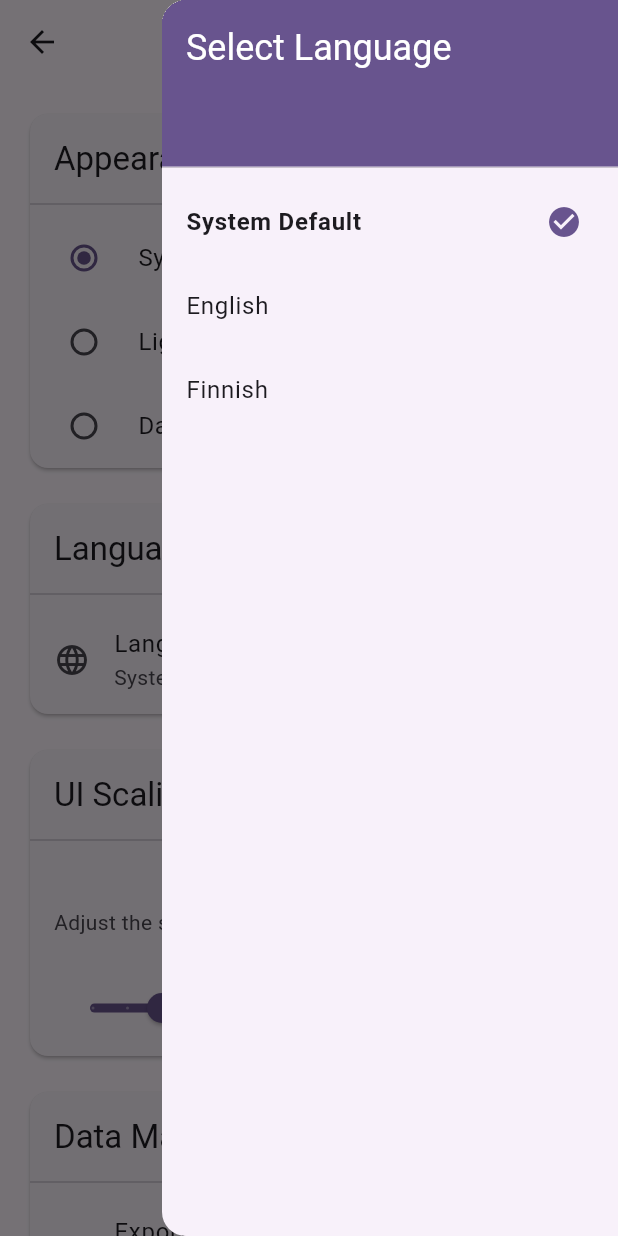
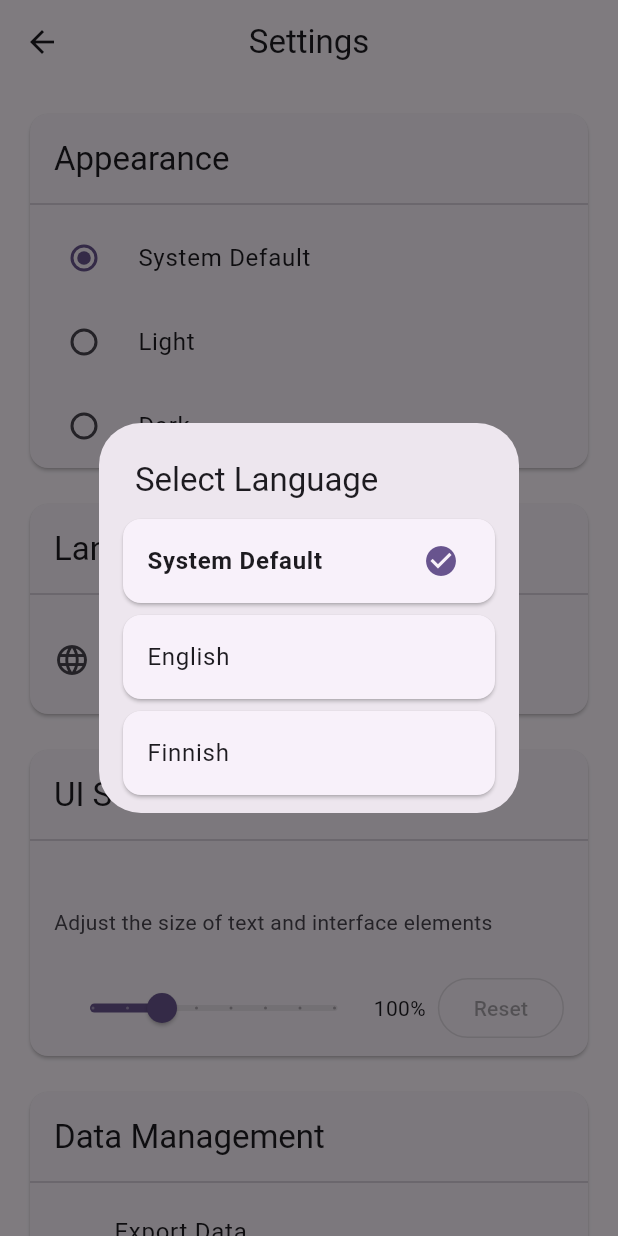
Before and after one commit to FlamingWater35/Quizlone, a Flutter app: the SettingsScreen screen opened by its route, after a tap on "Language", on a phone screen of 412 x 824 dp. Run offline on Flutter 3.47's test engine with Material 3 defaults, Android fonts, the phone set to English and light mode, and no system bars; our stand-ins replace auto_route, file_picker, flutter_riverpod, hive_ce, hive_ce_flutter, package_info_plus and 3 more; missing offline and left inert: flutter_file_dialog, slang, universal_html, window_manager; accounts and stored records are empty; generated files the repository leaves out were written again.

Commit message:
Add animations to some screens and revert to language dialog

```diff
--- a/lib/routing/app_router.dart
+++ b/lib/routing/app_router.dart
@@ -1,4 +1,5 @@
 import 'package:auto_route/auto_route.dart';
+import 'package:flutter/material.dart';
 
 import '../screens/main/controls_screen.dart';
 import '../screens/main/mode_selection_screen.dart';
@@ -23,7 +24,27 @@ class AppRouter extends RootStackRouter {
     AutoRoute(page: LearnRoute.page),
     AutoRoute(page: TestModeRoute.page),
     AutoRoute(page: ResultsRoute.page),
-    AutoRoute(page: SettingsRoute.page),
-    AutoRoute(page: ControlsRoute.page),
+    CustomRoute(
+      page: SettingsRoute.page,
+      transitionsBuilder: buildSidebarTransition,
+    ),
+    CustomRoute(
+      page: ControlsRoute.page,
+      transitionsBuilder: buildSidebarTransition,
+    ),
   ];
 }
+
+Widget buildSidebarTransition(
+  BuildContext context,
+  Animation<double> animation,
+  Animation<double> secondaryAnimation,
+  Widget child,
+) {
+  return CupertinoPageTransition(
+    primaryRouteAnimation: animation,
+    secondaryRouteAnimation: secondaryAnimation,
+    linearTransition: false,
+    child: child,
+  );
+}
--- a/lib/screens/main/settings_screen.dart
+++ b/lib/screens/main/settings_screen.dart
@@ -33,35 +33,49 @@ class SettingsScreen extends ConsumerWidget {
     }
   }
 
-  Widget _buildLanguageDrawer(BuildContext context, WidgetRef ref) {
+  void _showLanguageMenu(BuildContext context, WidgetRef ref) {
     final languageNotifier = ref.read(appLanguageNotifierProvider.notifier);
     final currentLanguage = ref.read(appLanguageNotifierProvider);
     final t = Translations.of(context);
     final theme = Theme.of(context);
 
-    return Drawer(
-      child: ListView(
-        padding: EdgeInsets.zero,
-        children: [
-          SizedBox(
-            height: 120,
-            child: DrawerHeader(
-              decoration: BoxDecoration(color: theme.colorScheme.primary),
-              child: Text(
-                t.settingsScreen.languageDialogTitle,
-                style: theme.textTheme.headlineSmall?.copyWith(
-                  color: theme.colorScheme.onPrimary,
+    showGeneralDialog(
+      context: context,
+      barrierDismissible: true,
+      barrierLabel: MaterialLocalizations.of(context).modalBarrierDismissLabel,
+      transitionDuration: const Duration(milliseconds: 250),
+      pageBuilder: (context, animation, secondaryAnimation) {
+        return Align(
+          alignment: Alignment.centerRight,
+          child: ConstrainedBox(
+            constraints: const BoxConstraints(maxWidth: 500),
+            child: SimpleDialog(
+              title: Text(t.settingsScreen.languageDialogTitle),
+              contentPadding: const EdgeInsets.all(8.0),
+              children:
+                  AppLanguage.values.map((lang) {
+                    final isSelected = lang == currentLanguage;
+                    return Padding(
+                      padding: const EdgeInsets.symmetric(
+                        vertical: 4.0,
+                        horizontal: 8.0,
                       ),
+                      child: Card(
+                        margin: EdgeInsets.zero,
+                        shape: RoundedRectangleBorder(
+                          borderRadius: BorderRadius.circular(12),
                         ),
+                        child: ListTile(
+                          shape: RoundedRectangleBorder(
+                            borderRadius: BorderRadius.circular(12),
                           ),
-          ),
-          ...AppLanguage.values.map((lang) {
-            final isSelected = lang == currentLanguage;
-            return ListTile(
                           title: Text(
                             _getCurrentLanguageName(lang, t),
                             style: TextStyle(
-                  fontWeight: isSelected ? FontWeight.bold : FontWeight.normal,
+                              fontWeight:
+                                  isSelected
+                                      ? FontWeight.bold
+                                      : FontWeight.normal,
                             ),
                           ),
                           trailing:
@@ -75,10 +89,23 @@ class SettingsScreen extends ConsumerWidget {
                             languageNotifier.setLanguage(lang);
                             Navigator.of(context).pop();
                           },
+                        ),
+                      ),
                     );
-          }),
-        ],
+                  }).toList(),
             ),
+          ),
+        );
+      },
+      transitionBuilder: (context, animation, secondaryAnimation, child) {
+        return SlideTransition(
+          position: Tween<Offset>(
+            begin: const Offset(1.0, 0.0),
+            end: Offset.zero,
+          ).animate(CurvedAnimation(parent: animation, curve: Curves.easeOut)),
+          child: child,
+        );
+      },
     );
   }
 
@@ -319,10 +346,7 @@ class SettingsScreen extends ConsumerWidget {
 
     return Scaffold(
       appBar: AppBar(title: Text(t.settingsScreen.title), centerTitle: true),
-      endDrawer: _buildLanguageDrawer(context, ref),
-      body: Builder(
-        builder: (context) {
-          return SafeArea(
+      body: SafeArea(
         child: CenteredView(
           child: ListView(
             padding: const EdgeInsets.all(16.0),
@@ -361,10 +385,8 @@ class SettingsScreen extends ConsumerWidget {
                     shape: roundedShape,
                     leading: const Icon(Icons.language_outlined),
                     title: Text(t.settingsScreen.language),
-                        subtitle: Text(
-                          _getCurrentLanguageName(currentLanguage, t),
-                        ),
-                        onTap: () => Scaffold.of(context).openEndDrawer(),
+                    subtitle: Text(_getCurrentLanguageName(currentLanguage, t)),
+                    onTap: () => _showLanguageMenu(context, ref),
                   ),
                 ],
               ),
@@ -372,9 +394,7 @@ class SettingsScreen extends ConsumerWidget {
               _SettingsGroup(
                 title: t.settingsScreen.uiScaling,
                 children: [
-                      ListTile(
-                        subtitle: Text(t.settingsScreen.uiScalingSubtitle),
-                      ),
+                  ListTile(subtitle: Text(t.settingsScreen.uiScalingSubtitle)),
                   Padding(
                     padding: const EdgeInsets.symmetric(
                       horizontal: 16.0,
@@ -443,8 +463,6 @@ class SettingsScreen extends ConsumerWidget {
             ],
           ),
         ),
-          );
-        },
       ),
     );
   }
```
Lines whose indentation alone changed are shown as unchanged.
